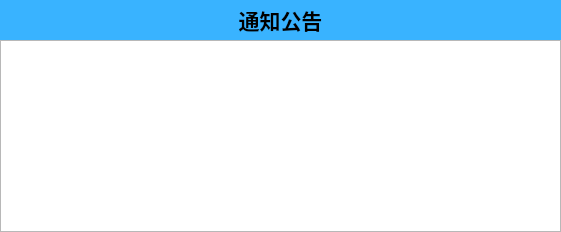
Before: the Qt Designer form widgets/NoticeWidget.ui in wps139hf/app, drawn with Qt 5.
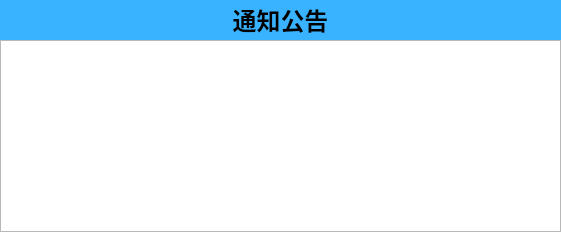
After: the same form once the commit is applied.

The edit to the form file:
```diff
--- a/widgets/NoticeWidget.ui
+++ b/widgets/NoticeWidget.ui
@@ -24,8 +24,8 @@
    </property>
    <property name="font">
     <font>
-     <family>Segoe UI</family>
-     <pointsize>16</pointsize>
+     <family>宋体</family>
+     <pointsize>18</pointsize>
      <weight>75</weight>
      <bold>true</bold>
     </font>
```
